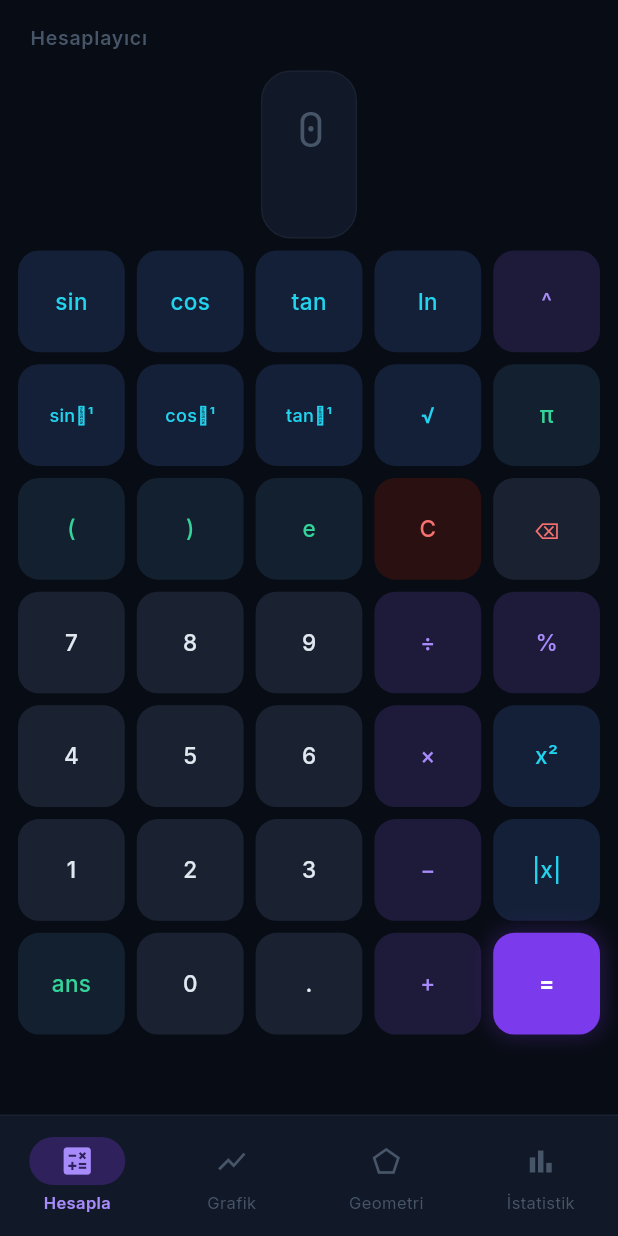
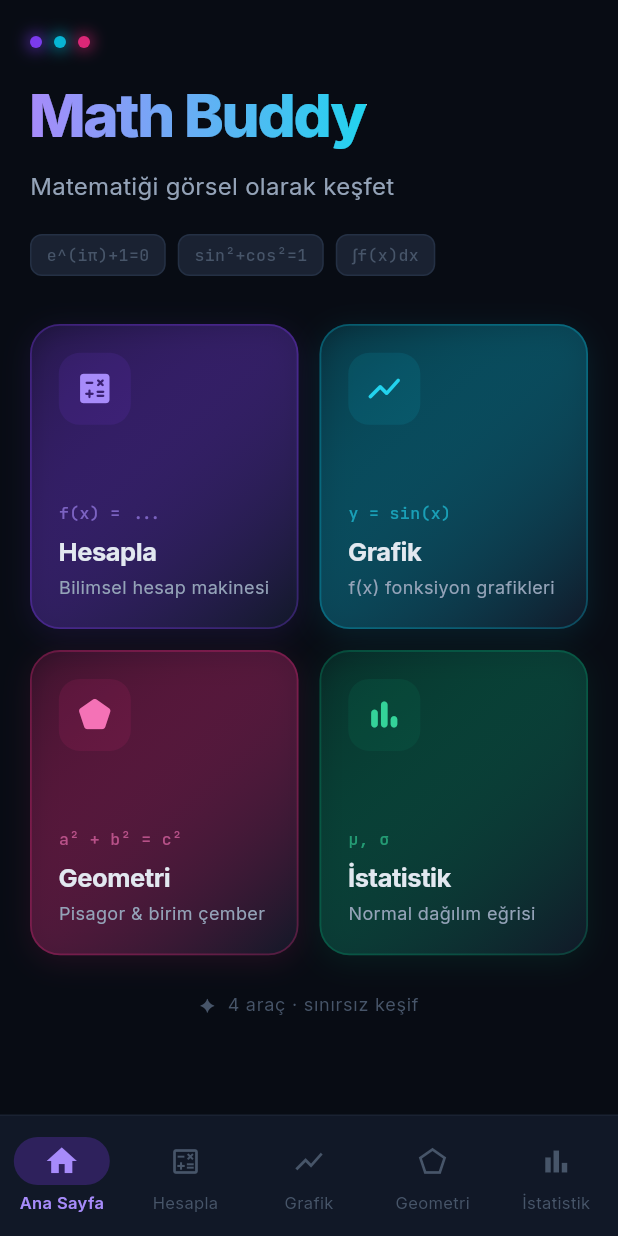
Before and after one commit to omerbayar/math_buddy, a Flutter app: the screen it shows after launch, on a phone screen of 412 x 824 dp. Run offline on Flutter 3.47's test engine with Material 3 defaults, Android fonts, the phone set to English and light mode, and no system bars; our stand-ins replace google_fonts, math_expressions.

Commit message:
feat: add animated home screen dashboard

```diff
--- /dev/null
+++ b/lib/features/home/home_screen.dart
@@ -0,0 +1,419 @@
+import 'package:flutter/material.dart';
+import 'package:google_fonts/google_fonts.dart';
+import '../../core/theme.dart';
+
+class HomeScreen extends StatefulWidget {
+  final void Function(int index) onNavigate;
+
+  const HomeScreen({super.key, required this.onNavigate});
+
+  @override
+  State<HomeScreen> createState() => _HomeScreenState();
+}
+
+class _HomeScreenState extends State<HomeScreen>
+    with SingleTickerProviderStateMixin {
+  late final AnimationController _controller;
+
+  @override
+  void initState() {
+    super.initState();
+    _controller = AnimationController(
+      vsync: this,
+      duration: const Duration(milliseconds: 900),
+    )..forward();
+  }
+
+  @override
+  void dispose() {
+    _controller.dispose();
+    super.dispose();
+  }
+
+  @override
+  Widget build(BuildContext context) {
+    final size = MediaQuery.of(context).size;
+    return SafeArea(
+      child: SingleChildScrollView(
+        physics: const BouncingScrollPhysics(),
+        padding: const EdgeInsets.symmetric(horizontal: 20, vertical: 24),
+        child: Column(
+          crossAxisAlignment: CrossAxisAlignment.start,
+          children: [
+            _buildHeader(size),
+            const SizedBox(height: 32),
+            _buildGrid(),
+            const SizedBox(height: 24),
+            _buildFooter(),
+          ],
+        ),
+      ),
+    );
+  }
+
+  // ── Hero başlık ─────────────────────────────────────────────
+  Widget _buildHeader(Size size) {
+    return AnimatedBuilder(
+      animation: _controller,
+      builder: (context, child) {
+        final t = Curves.easeOutCubic.transform(_controller.value.clamp(0.0, 1.0));
+        return Opacity(
+          opacity: t,
+          child: Transform.translate(
+            offset: Offset(0, 20 * (1 - t)),
+            child: child,
+          ),
+        );
+      },
+      child: Column(
+        crossAxisAlignment: CrossAxisAlignment.start,
+        children: [
+          // Dekoratif satır
+          Row(
+            children: [
+              _GlowDot(color: AppColors.primary),
+              const SizedBox(width: 8),
+              _GlowDot(color: AppColors.cyan),
+              const SizedBox(width: 8),
+              _GlowDot(color: AppColors.pink),
+            ],
+          ),
+          const SizedBox(height: 16),
+          // Ana başlık
+          ShaderMask(
+            shaderCallback: (bounds) => LinearGradient(
+              colors: [AppColors.primaryLight, AppColors.cyanLight],
+              begin: Alignment.centerLeft,
+              end: Alignment.centerRight,
+            ).createShader(bounds),
+            child: Text(
+              'Math Buddy',
+              style: GoogleFonts.inter(
+                fontSize: 40,
+                fontWeight: FontWeight.w800,
+                color: Colors.white, // ShaderMask bunu override eder
+                letterSpacing: -1.5,
+              ),
+            ),
+          ),
+          const SizedBox(height: 8),
+          Text(
+            'Matematiği görsel olarak keşfet',
+            style: GoogleFonts.inter(
+              fontSize: 16,
+              color: AppColors.textSecondary,
+              fontWeight: FontWeight.w400,
+              letterSpacing: 0.2,
+            ),
+          ),
+          const SizedBox(height: 20),
+          // Dekoratif matematiksel formüller
+          _MathFormulaChips(),
+        ],
+      ),
+    );
+  }
+
+  // ── Özellik kartları ızgarası ────────────────────────────────
+  Widget _buildGrid() {
+    const features = [
+      _Feature(
+        index: 1, // NavShell'deki sekme indeksi (0=Ana Sayfa)
+        title: 'Hesapla',
+        subtitle: 'Bilimsel hesap makinesi',
+        icon: Icons.calculate_rounded,
+        color: AppColors.primary,
+        colorLight: AppColors.primaryLight,
+        formula: 'f(x) = ...',
+      ),
+      _Feature(
+        index: 2,
+        title: 'Grafik',
+        subtitle: 'f(x) fonksiyon grafikleri',
+        icon: Icons.show_chart_rounded,
+        color: AppColors.cyan,
+        colorLight: AppColors.cyanLight,
+        formula: 'y = sin(x)',
+      ),
+      _Feature(
+        index: 3,
+        title: 'Geometri',
+        subtitle: 'Pisagor & birim çember',
+        icon: Icons.pentagon_rounded,
+        color: AppColors.pink,
+        colorLight: AppColors.pinkLight,
+        formula: 'a² + b² = c²',
+      ),
+      _Feature(
+        index: 4,
+        title: 'İstatistik',
+        subtitle: 'Normal dağılım eğrisi',
+        icon: Icons.bar_chart_rounded,
+        color: AppColors.green,
+        colorLight: AppColors.greenLight,
+        formula: 'μ, σ',
+      ),
+    ];
+
+    return GridView.builder(
+      shrinkWrap: true,
+      physics: const NeverScrollableScrollPhysics(),
+      gridDelegate: const SliverGridDelegateWithFixedCrossAxisCount(
+        crossAxisCount: 2,
+        crossAxisSpacing: 14,
+        mainAxisSpacing: 14,
+        childAspectRatio: 0.88,
+      ),
+      itemCount: features.length,
+      itemBuilder: (context, i) {
+        // Staggered animasyon: her kart sırayla gelir
+        final start = 0.15 + i * 0.12;
+        final end = (start + 0.45).clamp(0.0, 1.0);
+        final anim = CurvedAnimation(
+          parent: _controller,
+          curve: Interval(start, end, curve: Curves.easeOutBack),
+        );
+        return AnimatedBuilder(
+          animation: anim,
+          builder: (context, child) {
+            final t = anim.value;
+            return Opacity(
+              opacity: t.clamp(0.0, 1.0),
+              child: Transform.scale(
+                scale: 0.7 + 0.3 * t,
+                child: child,
+              ),
+            );
+          },
+          child: _FeatureCard(
+            feature: features[i],
+            onTap: () => widget.onNavigate(features[i].index),
+          ),
+        );
+      },
+    );
+  }
+
+  // ── Alt bilgi ───────────────────────────────────────────────
+  Widget _buildFooter() {
+    final t = CurvedAnimation(
+      parent: _controller,
+      curve: const Interval(0.7, 1.0, curve: Curves.easeOut),
+    );
+    return AnimatedBuilder(
+      animation: t,
+      builder: (context, child) => Opacity(opacity: t.value, child: child),
+      child: Center(
+        child: Text(
+          '✦  4 araç · sınırsız keşif',
+          style: GoogleFonts.inter(
+            fontSize: 12,
+            color: AppColors.textMuted,
+            letterSpacing: 0.5,
+          ),
+        ),
+      ),
+    );
+  }
+}
+
+// ── Özellik modeli ───────────────────────────────────────────
+class _Feature {
+  final int index;
+  final String title;
+  final String subtitle;
+  final IconData icon;
+  final Color color;
+  final Color colorLight;
+  final String formula;
+
+  const _Feature({
+    required this.index,
+    required this.title,
+    required this.subtitle,
+    required this.icon,
+    required this.color,
+    required this.colorLight,
+    required this.formula,
+  });
+}
+
+// ── Özellik kartı ────────────────────────────────────────────
+class _FeatureCard extends StatefulWidget {
+  final _Feature feature;
+  final VoidCallback onTap;
+
+  const _FeatureCard({required this.feature, required this.onTap});
+
+  @override
+  State<_FeatureCard> createState() => _FeatureCardState();
+}
+
+class _FeatureCardState extends State<_FeatureCard>
+    with SingleTickerProviderStateMixin {
+  late final AnimationController _pressController;
+  late final Animation<double> _scaleAnim;
+
+  @override
+  void initState() {
+    super.initState();
+    _pressController = AnimationController(
+      vsync: this,
+      duration: const Duration(milliseconds: 120),
+    );
+    _scaleAnim = Tween<double>(begin: 1.0, end: 0.94).animate(
+      CurvedAnimation(parent: _pressController, curve: Curves.easeOut),
+    );
+  }
+
+  @override
+  void dispose() {
+    _pressController.dispose();
+    super.dispose();
+  }
+
+  @override
+  Widget build(BuildContext context) {
+    final f = widget.feature;
+    return GestureDetector(
+      onTapDown: (_) => _pressController.forward(),
+      onTapUp: (_) {
+        _pressController.reverse();
+        widget.onTap();
+      },
+      onTapCancel: () => _pressController.reverse(),
+      child: AnimatedBuilder(
+        animation: _scaleAnim,
+        builder: (context, child) =>
+            Transform.scale(scale: _scaleAnim.value, child: child),
+        child: Container(
+          decoration: BoxDecoration(
+            borderRadius: BorderRadius.circular(20),
+            gradient: LinearGradient(
+              begin: Alignment.topLeft,
+              end: Alignment.bottomRight,
+              colors: [
+                f.color.withAlpha(40),
+                AppColors.surface,
+              ],
+            ),
+            border: Border.all(
+              color: f.color.withAlpha(80),
+              width: 1.2,
+            ),
+            boxShadow: [
+              BoxShadow(
+                color: f.color.withAlpha(30),
+                blurRadius: 16,
+                offset: const Offset(0, 4),
+              ),
+            ],
+          ),
+          child: Padding(
+            padding: const EdgeInsets.all(18),
+            child: Column(
+              crossAxisAlignment: CrossAxisAlignment.start,
+              children: [
+                // İkon alanı
+                Container(
+                  width: 48,
+                  height: 48,
+                  decoration: BoxDecoration(
+                    color: f.color.withAlpha(30),
+                    borderRadius: BorderRadius.circular(14),
+                  ),
+                  child: Icon(f.icon, color: f.colorLight, size: 26),
+                ),
+                const Spacer(),
+                // Formül dekorasyon
+                Text(
+                  f.formula,
+                  style: GoogleFonts.jetBrainsMono(
+                    fontSize: 11,
+                    color: f.colorLight.withAlpha(160),
+                    fontWeight: FontWeight.w500,
+                  ),
+                ),
+                const SizedBox(height: 6),
+                // Başlık
+                Text(
+                  f.title,
+                  style: GoogleFonts.inter(
+                    fontSize: 17,
+                    fontWeight: FontWeight.w700,
+                    color: AppColors.textPrimary,
+                    letterSpacing: -0.3,
+                  ),
+                ),
+                const SizedBox(height: 3),
+                // Alt başlık
+                Text(
+                  f.subtitle,
+                  style: GoogleFonts.inter(
+                    fontSize: 12,
+                    color: AppColors.textSecondary,
+                    fontWeight: FontWeight.w400,
+                  ),
+                  maxLines: 2,
+                  overflow: TextOverflow.ellipsis,
+                ),
+              ],
+            ),
+          ),
+        ),
+      ),
+    );
+  }
+}
+
+// ── Dekoratif parlayan nokta ─────────────────────────────────
+class _GlowDot extends StatelessWidget {
+  final Color color;
+  const _GlowDot({required this.color});
+
+  @override
+  Widget build(BuildContext context) {
+    return Container(
+      width: 8,
+      height: 8,
+      decoration: BoxDecoration(
+        color: color,
+        shape: BoxShape.circle,
+        boxShadow: [
+          BoxShadow(color: color.withAlpha(150), blurRadius: 8, spreadRadius: 2),
+        ],
+      ),
+    );
+  }
+}
+
+// ── Matematiksel formül chip'leri ────────────────────────────
+class _MathFormulaChips extends StatelessWidget {
+  const _MathFormulaChips();
+
+  @override
+  Widget build(BuildContext context) {
+    const formulas = ['e^(iπ)+1=0', 'sin²+cos²=1', '∫f(x)dx'];
+    return Wrap(
+      spacing: 8,
+      children: formulas.map((f) {
+        return Container(
+          padding: const EdgeInsets.symmetric(horizontal: 10, vertical: 5),
+          decoration: BoxDecoration(
+            color: AppColors.surfaceUp,
+            borderRadius: BorderRadius.circular(8),
+            border: Border.all(color: AppColors.surfaceHigh, width: 1),
+          ),
+          child: Text(
+            f,
+            style: GoogleFonts.jetBrainsMono(
+              fontSize: 11,
+              color: AppColors.textMuted,
+              fontWeight: FontWeight.w500,
+            ),
+          ),
+        );
+      }).toList(),
+    );
+  }
+}
--- a/lib/shared/nav_shell.dart
+++ b/lib/shared/nav_shell.dart
@@ -1,5 +1,6 @@
 import 'package:flutter/material.dart';
 import '../core/theme.dart';
+import '../features/home/home_screen.dart';
 import '../features/calculator/calculator_screen.dart';
 import '../features/graph/graph_screen.dart';
 import '../features/geometry/geometry_screen.dart';
@@ -15,12 +16,25 @@ class NavShell extends StatefulWidget {
 class _NavShellState extends State<NavShell> {
   int _index = 0;
 
-  static final _screens = [
-    const CalculatorScreen(),
-    const GraphScreen(),
-    const GeometryScreen(),
-    const StatsScreen(),
-  ];
+  // Screens'i late final olarak initState'te kuruyoruz çünkü
+  // HomeScreen'e _navigateTo callback'ini geçmemiz gerekiyor.
+  late final List<Widget> _screens;
+
+  @override
+  void initState() {
+    super.initState();
+    _screens = [
+      HomeScreen(onNavigate: _navigateTo),
+      const CalculatorScreen(),
+      const GraphScreen(),
+      const GeometryScreen(),
+      const StatsScreen(),
+    ];
+  }
+
+  void _navigateTo(int index) {
+    setState(() => _index = index);
+  }
 
   @override
   Widget build(BuildContext context) {
@@ -38,8 +52,13 @@ class _NavShellState extends State<NavShell> {
         ),
         child: NavigationBar(
           selectedIndex: _index,
-          onDestinationSelected: (i) => setState(() => _index = i),
+          onDestinationSelected: _navigateTo,
           destinations: const [
+            NavigationDestination(
+              icon: Icon(Icons.home_outlined),
+              selectedIcon: Icon(Icons.home),
+              label: 'Ana Sayfa',
+            ),
             NavigationDestination(
               icon: Icon(Icons.calculate_outlined),
               selectedIcon: Icon(Icons.calculate),
```
